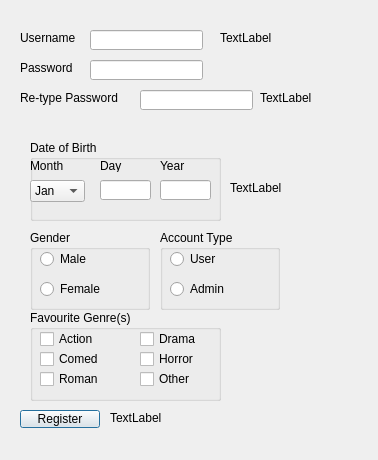
First picture: the form in registerwindow.ui, repository JanaKHafez/CSCE1102A1, before the edit.
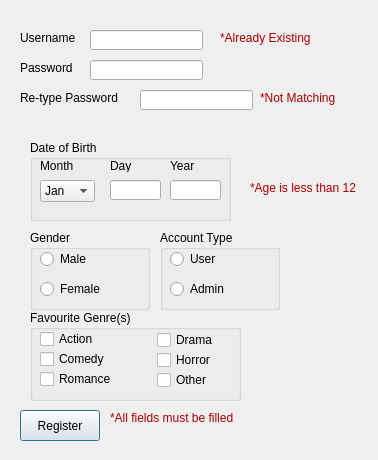
Second picture: the form after the edit.

```diff
--- a/registerwindow.ui
+++ b/registerwindow.ui
@@ -98,7 +98,7 @@
     </rect>
    </property>
    <property name="text">
-    <string>TextLabel</string>
+    <string>&lt;html&gt;&lt;head/&gt;&lt;body&gt;&lt;p&gt;&lt;span style=&quot; color:#aa0000;&quot;&gt;*Already Existing&lt;/span&gt;&lt;/p&gt;&lt;/body&gt;&lt;/html&gt;</string>
    </property>
   </widget>
   <widget class="QLabel" name="labelPassErr">
@@ -111,7 +111,7 @@
     </rect>
    </property>
    <property name="text">
-    <string>TextLabel</string>
+    <string>&lt;html&gt;&lt;head/&gt;&lt;body&gt;&lt;p&gt;&lt;span style=&quot; color:#aa0000;&quot;&gt;*Not Matching&lt;/span&gt;&lt;/p&gt;&lt;/body&gt;&lt;/html&gt;</string>
    </property>
   </widget>
   <widget class="QGroupBox" name="groupBox">
@@ -158,7 +158,7 @@
     <rect>
      <x>30</x>
      <y>140</y>
-     <width>191</width>
+     <width>201</width>
      <height>81</height>
     </rect>
    </property>
@@ -168,7 +168,7 @@
    <widget class="QComboBox" name="comboBoxMonth">
     <property name="geometry">
      <rect>
-      <x>0</x>
+      <x>10</x>
       <y>40</y>
       <width>55</width>
       <height>22</height>
@@ -238,7 +238,7 @@
    <widget class="QLabel" name="labelMonth">
     <property name="geometry">
      <rect>
-      <x>0</x>
+      <x>10</x>
       <y>20</y>
       <width>37</width>
       <height>12</height>
@@ -251,7 +251,7 @@
    <widget class="QLabel" name="labelDay">
     <property name="geometry">
      <rect>
-      <x>70</x>
+      <x>80</x>
       <y>20</y>
       <width>37</width>
       <height>12</height>
@@ -264,7 +264,7 @@
    <widget class="QLabel" name="labelYear">
     <property name="geometry">
      <rect>
-      <x>130</x>
+      <x>140</x>
       <y>20</y>
       <width>37</width>
       <height>12</height>
@@ -277,7 +277,7 @@
    <widget class="QLineEdit" name="lineEditDay">
     <property name="geometry">
      <rect>
-      <x>70</x>
+      <x>80</x>
       <y>40</y>
       <width>51</width>
       <height>20</height>
@@ -287,7 +287,7 @@
    <widget class="QLineEdit" name="lineEditYear">
     <property name="geometry">
      <rect>
-      <x>130</x>
+      <x>140</x>
       <y>40</y>
       <width>51</width>
       <height>20</height>
@@ -339,7 +339,7 @@
     <rect>
      <x>30</x>
      <y>310</y>
-     <width>191</width>
+     <width>211</width>
      <height>91</height>
     </rect>
    </property>
@@ -351,7 +351,7 @@
      <rect>
       <x>10</x>
       <y>20</y>
-      <width>58</width>
+      <width>71</width>
       <height>18</height>
      </rect>
     </property>
@@ -364,7 +364,7 @@
      <rect>
       <x>10</x>
       <y>40</y>
-      <width>58</width>
+      <width>71</width>
       <height>18</height>
      </rect>
     </property>
@@ -375,10 +375,10 @@
    <widget class="QCheckBox" name="checkBoxHorror">
     <property name="geometry">
      <rect>
-      <x>110</x>
+      <x>127</x>
       <y>40</y>
-      <width>58</width>
-      <height>18</height>
+      <width>61</width>
+      <height>20</height>
      </rect>
     </property>
     <property name="text">
@@ -388,10 +388,10 @@
    <widget class="QCheckBox" name="checkBoxDrama">
     <property name="geometry">
      <rect>
-      <x>110</x>
+      <x>127</x>
       <y>20</y>
-      <width>58</width>
-      <height>18</height>
+      <width>61</width>
+      <height>20</height>
      </rect>
     </property>
     <property name="text">
@@ -403,7 +403,7 @@
      <rect>
       <x>10</x>
       <y>60</y>
-      <width>58</width>
+      <width>71</width>
       <height>18</height>
      </rect>
     </property>
@@ -414,10 +414,10 @@
    <widget class="QCheckBox" name="checkBoxOther">
     <property name="geometry">
      <rect>
-      <x>110</x>
+      <x>127</x>
       <y>60</y>
-      <width>58</width>
-      <height>18</height>
+      <width>61</width>
+      <height>20</height>
      </rect>
     </property>
     <property name="text">
@@ -431,7 +431,7 @@
      <x>20</x>
      <y>410</y>
      <width>80</width>
-     <height>18</height>
+     <height>31</height>
     </rect>
    </property>
    <property name="text">
@@ -448,20 +448,20 @@
     </rect>
    </property>
    <property name="text">
-    <string>TextLabel</string>
+    <string>&lt;html&gt;&lt;head/&gt;&lt;body&gt;&lt;p&gt;&lt;span style=&quot; color:#aa0000;&quot;&gt;*All fields must be filled&lt;/span&gt;&lt;/p&gt;&lt;/body&gt;&lt;/html&gt;</string>
    </property>
   </widget>
   <widget class="QLabel" name="labelDOBerr">
    <property name="geometry">
     <rect>
-     <x>230</x>
+     <x>250</x>
      <y>180</y>
      <width>121</width>
      <height>16</height>
     </rect>
    </property>
    <property name="text">
-    <string>TextLabel</string>
+    <string>&lt;html&gt;&lt;head/&gt;&lt;body&gt;&lt;p&gt;&lt;span style=&quot; color:#aa0000;&quot;&gt;*Age is less than 12&lt;/span&gt;&lt;/p&gt;&lt;/body&gt;&lt;/html&gt;</string>
    </property>
   </widget>
  </widget>
```
